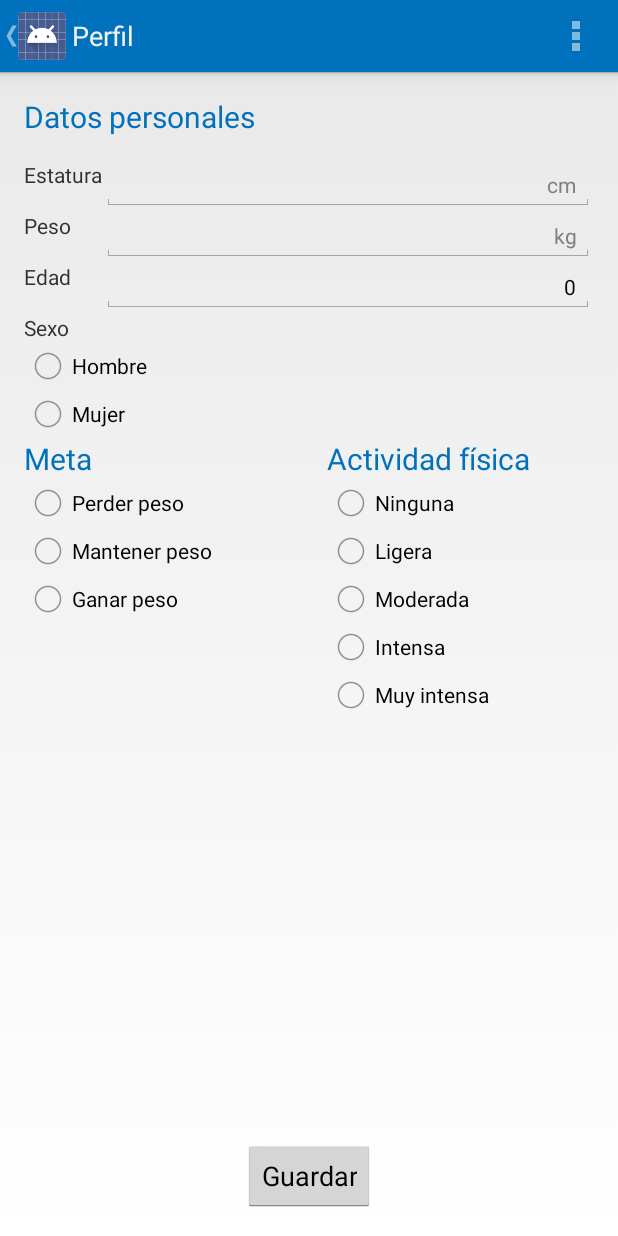
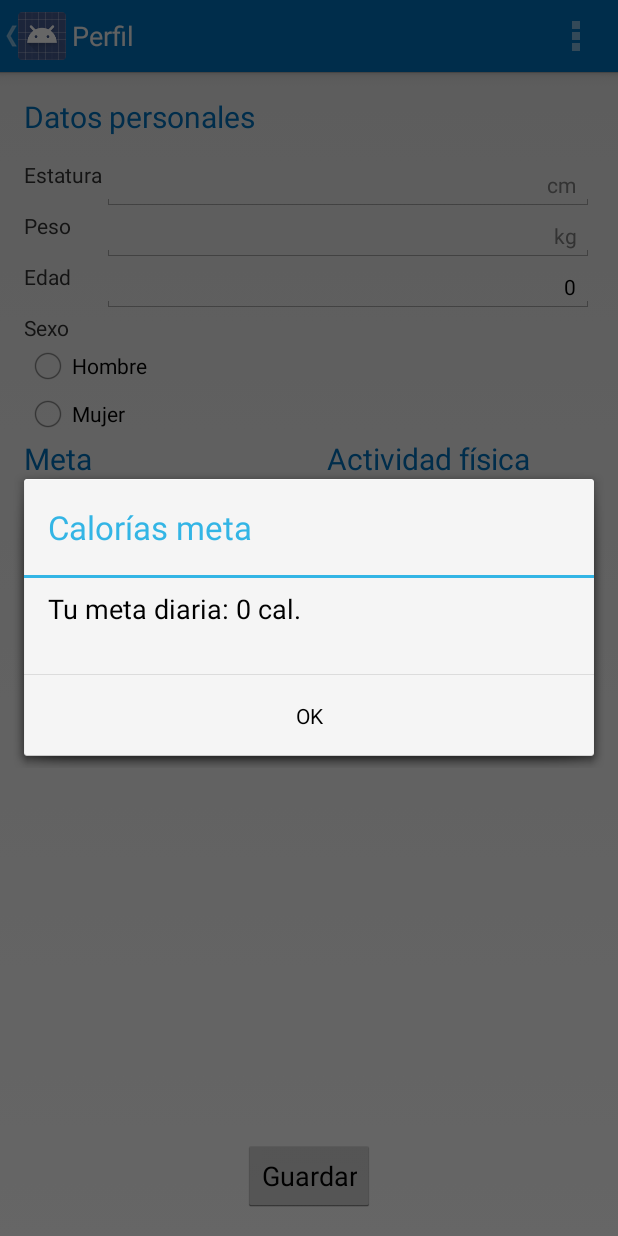
Before and after one commit to OmarCantu/proyecto_se_ii, an Android app: the PerfilActivity screen opened directly, with no data from a screen before it, after a tap on "Guardar", on a phone screen of 412 x 824 dp. Run offline under Robolectric (Android 15) with nearby library versions, the phone set to English and light mode, and no system bars; 1 statement that could not run was skipped.

Commit message:
Dialogo de información de calorías meta
Dialogo de información de calorías meta agregado.

```diff
--- a/ContadordeCalorias/app/src/main/java/cc/se2/uanl/edu/contadordecalorias/PerfilActivity.java
+++ b/ContadordeCalorias/app/src/main/java/cc/se2/uanl/edu/contadordecalorias/PerfilActivity.java
@@ -1,6 +1,9 @@
 package cc.se2.uanl.edu.contadordecalorias;
 
 import android.app.Activity;
+import android.app.AlertDialog;
+import android.content.Context;
+import android.content.DialogInterface;
 import android.content.Intent;
 //import android.support.v7.app.ActionBarActivity;
 import android.content.SharedPreferences;
@@ -51,8 +54,9 @@ public class PerfilActivity extends Activity {
             public void onClick(View view) {
                 actualizarVariables();
                 calcularCaloriasMeta();
-                Toast.makeText(PerfilActivity.this, "Tu meta: " + caloriasMeta + " cal/día",
-                        Toast.LENGTH_LONG).show();
+                desplegarCaloriasMeta(PerfilActivity.this);
+                /*Toast.makeText(PerfilActivity.this, "Tu meta: " + caloriasMeta + " cal/día",
+                        Toast.LENGTH_LONG).show();*/
             }
         });
     }
@@ -147,6 +151,20 @@ public class PerfilActivity extends Activity {
         }
     }
 
+    public void desplegarCaloriasMeta(Context ctxt) {
+        new AlertDialog.Builder(ctxt)
+            .setTitle(R.string.titulo_calorias_meta)
+            .setMessage(getString(R.string.mensaje_calorias_meta) + " " + caloriasMeta + " cal.")
+            .setPositiveButton(android.R.string.yes, new DialogInterface.OnClickListener() {
+                public void onClick(DialogInterface dialog, int which) {
+                    // No hacer nada.
+                }
+            })
+            .show();
+            /*.setIcon(R.drawable.ic_accept) // android.R.drawable.ic_xxxxx
+            .show();*/
+    }
+
     @Override
     protected void onStop(){
         super.onStop();
--- a/ContadordeCalorias/app/src/main/res/values/strings.xml
+++ b/ContadordeCalorias/app/src/main/res/values/strings.xml
@@ -41,4 +41,6 @@
     <string name="cena">Cena</string>
     <string name="aperitivos">Aperitivos</string>
     <string name="calcular">Calcular</string>
+    <string name="titulo_calorias_meta">Calorías meta</string>
+    <string name="mensaje_calorias_meta">Tu meta diaria: </string>
 </resources>
```
Also changed, not shown: ContadordeCalorias/app/src/main/ic_accept-web.png (added), ContadordeCalorias/app/src/main/res/drawable-hdpi/ic_accept.png (added), ContadordeCalorias/app/src/main/res/drawable-hdpi/plato.png (deleted), ContadordeCalorias/app/src/main/res/drawable-mdpi/ic_accept.png (added), ContadordeCalorias/app/src/main/res/drawable-mdpi/plato.png (deleted), ContadordeCalorias/app/src/main/res/drawable-xhdpi/ic_accept.png (added), ContadordeCalorias/app/src/main/res/drawable-xhdpi/plato.png (deleted), ContadordeCalorias/app/src/main/res/drawable-xxhdpi/ic_accept.png (added), ContadordeCalorias/app/src/main/res/drawable-xxhdpi/plato.png (deleted), 1 other file.
